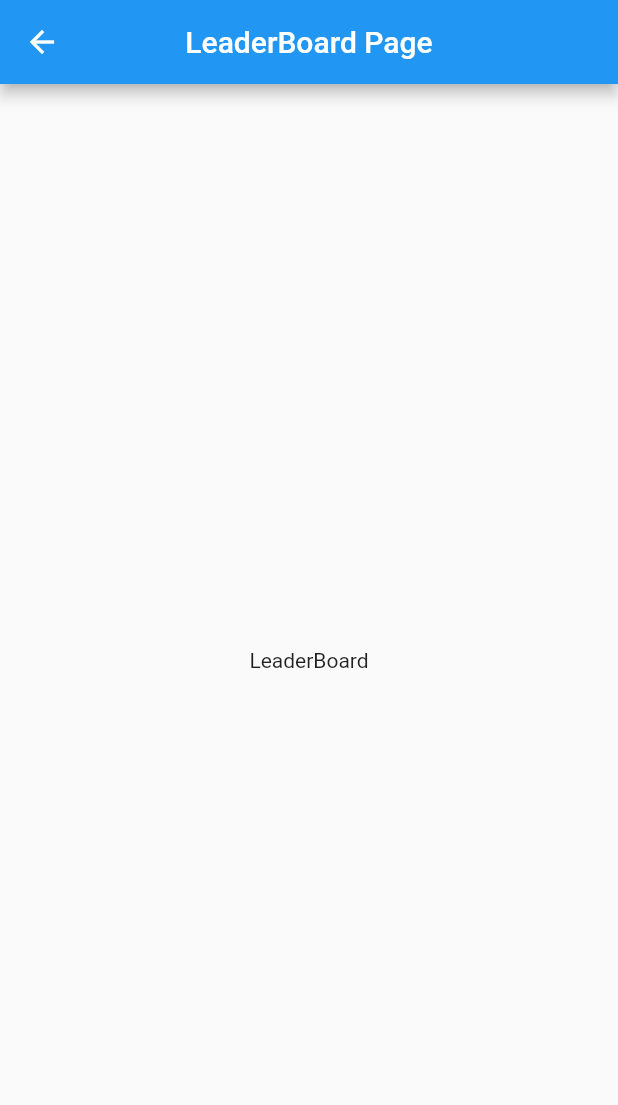
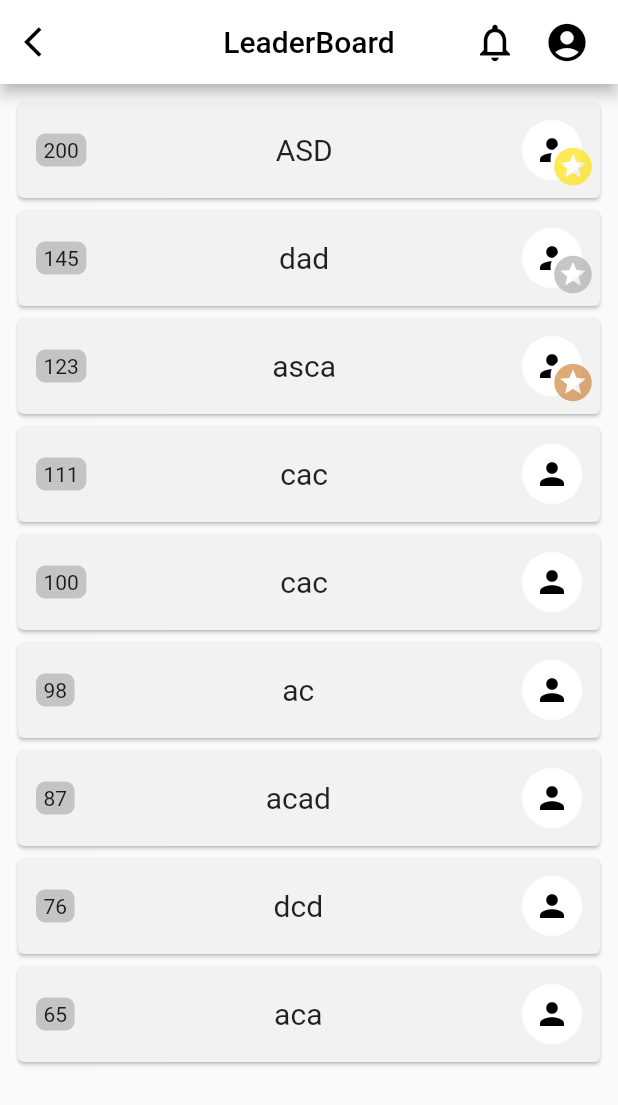
Before and after one commit to ECellNitrr/teesco-app, a Flutter app: the LeaderBoardScreen screen opened directly, on a phone screen of 412 x 824 dp. Shown: the top 1105 px of the screen. Run offline on Flutter 3.47's test engine with Material 2 defaults, Android fonts, the phone set to English and light mode, and no system bars; our stand-ins replace bloc, data_connection_checker, equatable, flutter_bloc, get_it, image_picker and 2 more; accounts and stored records are empty.

Commit message:
Leader board UI (#47)
* feat: LeaderBoard UI done

* feat: LeaderBoard UI done

* feat: Silver and bronze color interchanged

```diff
--- a/lib/screens/home/home.dart
+++ b/lib/screens/home/home.dart
@@ -17,8 +17,8 @@ class _HomeState extends State<Home> {
     OrganisationInfoScreen(),
     QuerySectionScreen(),
     null,
-    LeaderBoardScreen(),
-    TasksScreen()
+    TasksScreen(),
+    LeaderBoardScreen()
   ];
   @override
   Widget build(BuildContext context) {
--- a/lib/screens/leaderboard/leaderboard.dart
+++ b/lib/screens/leaderboard/leaderboard.dart
@@ -1,19 +1,55 @@
 import 'package:flutter/material.dart';
+import 'package:teesco/screens/leaderboard/widgets/leaderboard_dummy_dart.dart';
+import 'package:teesco/screens/leaderboard/widgets/rank_card.dart';
 
 class LeaderBoardScreen extends StatelessWidget {
+  List _data = dummyData().dummy;
   @override
   Widget build(BuildContext context) {
     return Scaffold(
       appBar: AppBar(
-        title: Text("LeaderBoard Page"),
+        title: Text(
+          "LeaderBoard",
+          style: TextStyle(color: Colors.black),
+        ),
+        backgroundColor: Colors.white,
+        leading: IconButton(
+          icon: Icon(
+            Icons.arrow_back_ios,
+            color: Colors.black,
+          ),
+          onPressed: null,
+        ),
         centerTitle: true,
+        actions: <Widget>[
+          IconButton(
+              icon: Icon(
+                Icons.notifications_none,
+                color: Colors.black,
+                size: 30,
+              ),
+              onPressed: null),
+          IconButton(
+              icon: Icon(
+                Icons.account_circle,
+                color: Colors.black,
+                size: 30,
+              ),
+              onPressed: null),
+          Padding(padding: EdgeInsets.only(right: 10.0))
+        ],
       ),
-      body: Center(
-        child: Text(
-          "LeaderBoard",
-          textAlign: TextAlign.center,
-        ),
-      ),
+      body: _buildScreen(),
     );
   }
+
+  Widget _buildScreen() {
+    return ListView.builder(
+        itemCount: _data.length,
+        padding: EdgeInsets.all(8),
+        itemBuilder: (context, index) {
+          return rankCard(_data[index]['name'], _data[index]['score'],
+              _data[index]['image'], index);
+        });
+  }
 }
--- /dev/null
+++ b/lib/screens/leaderboard/widgets/leaderboard_dummy_dart.dart
@@ -0,0 +1,31 @@
+class dummyData{
+  List dummy=[
+    {"name":"ASD",
+    "score":"200",
+    "image":null},
+    {"name":"dad",
+    "score":"145",
+    "image":null},
+    {"name":"asca",
+    "score":"123",
+    "image":null},
+    {"name":"cac",
+    "score":"111" ,
+    "image":null},
+    {"name":"cac",
+    "score":"100" ,
+    "image":null},
+    {"name":"ac",
+    "score":"98" ,
+    "image":null},
+    {"name":"acad",
+    "score":"87" ,
+    "image":null},
+    {"name":"dcd",
+    "score":"76" ,
+    "image":null},
+    {"name":"aca",
+    "score":"65" ,
+    "image":null}
+  ];
+}
--- /dev/null
+++ b/lib/screens/leaderboard/widgets/rank_card.dart
@@ -0,0 +1,120 @@
+import 'package:flutter/material.dart';
+
+Widget rankCard(String name, String score, String image, int index) {
+  return Card(
+    color: Color(0xFFF2F2F2),
+    child: Padding(
+      padding: const EdgeInsets.all(12.0),
+      child: Row(
+        mainAxisAlignment: MainAxisAlignment.spaceBetween,
+        children: <Widget>[
+          Container(
+            decoration: BoxDecoration(
+              borderRadius: BorderRadius.circular(6.0),
+              color: Color(0xFFC4C4C4),
+            ),
+            padding: EdgeInsets.only(
+              top: 3.0,
+              bottom: 3.0,
+              left: 5.0,
+              right: 5.0,
+            ),
+            child: Text(
+              score,
+            ),
+          ),
+          Text(
+            name,
+            style: TextStyle(fontSize: 20.0),
+          ),
+          image == null
+              ? Stack(
+                  children: <Widget>[
+                    CircleAvatar(
+                      radius: 20,
+                      backgroundColor: Colors.white,
+                      child: Icon(
+                        Icons.person,
+                        color: Colors.black,
+                      ),
+                    ),
+                    _buidBadge(index)
+                  ],
+                )
+              : CircleAvatar(
+                  radius: 10,
+                  backgroundImage: NetworkImage(image),
+                  backgroundColor: Colors.transparent,
+                ),
+        ],
+      ),
+    ),
+  );
+}
+
+Widget _buidBadge(int index) {
+  if (index == 0) {
+    return Positioned(
+      bottom: 4.0,
+      right: 1.0,
+      child: Container(
+        height: 20,
+        width: 20,
+        decoration: BoxDecoration(
+          color: Colors.white,
+          shape: BoxShape.circle,
+        ),
+        child: Icon(
+          Icons.stars,
+          color: Color(0xAAFFDF00),
+          size: 30,
+        ),
+      ),
+    );
+  } else if (index == 1) {
+    return Positioned(
+      bottom: 4.0,
+      right: 1.0,
+      child: Container(
+        height: 20,
+        width: 20,
+        decoration: BoxDecoration(
+          color: Colors.white,
+          shape: BoxShape.circle,
+        ),
+        child: Icon(
+          Icons.stars,
+          color: Color(0xAAaaa9ad),
+          size: 30,
+        ),
+      ),
+    );
+  } else if (index == 2) {
+    return Positioned(
+      bottom: 4.0,
+      right: 1.0,
+      child: Container(
+        height: 20,
+        width: 20,
+        decoration: BoxDecoration(
+          color: Colors.white,
+          shape: BoxShape.circle,
+        ),
+        child: Icon(
+          Icons.stars,
+          color: Color(0xAACD7F32),
+          size: 30,
+        ),
+      ),
+    );
+  } else {
+    return Positioned(
+      bottom: 0.0,
+      right: 1.0,
+      child: Container(
+        height: 20,
+        width: 20,
+      ),
+    );
+  }
+}
```
